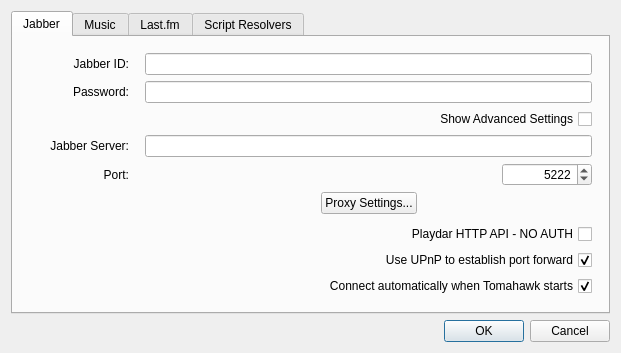
Qt form src/settingsdialog.ui (tomahawk-player/tomahawk) before a commit.
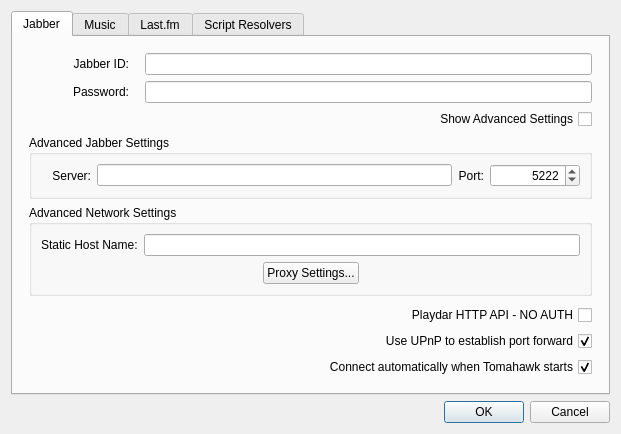
The same form after that commit. The open tabs and pages were chosen to show the change. Icons and pictures are not drawn.

Commit message: Add dynamic dns/static host name to settings UI

What changed in the file:
```diff
--- a/src/settingsdialog.ui
+++ b/src/settingsdialog.ui
@@ -7,7 +7,7 @@
     <x>0</x>
     <y>0</y>
     <width>621</width>
-    <height>353</height>
+    <height>434</height>
    </rect>
   </property>
   <property name="minimumSize">
@@ -22,6 +22,12 @@
   <layout class="QVBoxLayout" name="verticalLayout_2">
    <item>
     <widget class="QTabWidget" name="tabWidget">
+     <property name="sizePolicy">
+      <sizepolicy hsizetype="Expanding" vsizetype="Fixed">
+       <horstretch>0</horstretch>
+       <verstretch>0</verstretch>
+      </sizepolicy>
+     </property>
      <property name="currentIndex">
       <number>3</number>
      </property>
@@ -121,11 +127,23 @@
         </layout>
        </item>
        <item>
-        <layout class="QGridLayout" name="gridLayout_2">
-         <property name="horizontalSpacing">
-          <number>16</number>
+        <widget class="QGroupBox" name="groupBoxJabberAdvanced">
+         <property name="enabled">
+          <bool>true</bool>
          </property>
-         <item row="0" column="0">
+         <property name="sizePolicy">
+          <sizepolicy hsizetype="Expanding" vsizetype="Fixed">
+           <horstretch>0</horstretch>
+           <verstretch>0</verstretch>
+          </sizepolicy>
+         </property>
+         <property name="title">
+          <string>Advanced Jabber Settings</string>
+         </property>
+         <layout class="QHBoxLayout" name="horizontalLayout_5">
+          <item>
+           <layout class="QHBoxLayout" name="horizontalLayout_3">
+            <item>
           <widget class="QLabel" name="labelJabberServer">
            <property name="sizePolicy">
             <sizepolicy hsizetype="Preferred" vsizetype="Preferred">
@@ -135,12 +153,12 @@
            </property>
            <property name="minimumSize">
             <size>
-             <width>100</width>
+                <width>50</width>
              <height>0</height>
             </size>
            </property>
            <property name="text">
-            <string>Jabber Server:</string>
+               <string>Server:</string>
            </property>
            <property name="alignment">
             <set>Qt::AlignRight|Qt::AlignTrailing|Qt::AlignVCenter</set>
@@ -150,17 +168,17 @@
            </property>
           </widget>
          </item>
-         <item row="0" column="1">
+            <item>
           <widget class="QLineEdit" name="jabberServer">
            <property name="sizePolicy">
-            <sizepolicy hsizetype="Expanding" vsizetype="Minimum">
+               <sizepolicy hsizetype="Expanding" vsizetype="Fixed">
              <horstretch>0</horstretch>
              <verstretch>0</verstretch>
             </sizepolicy>
            </property>
           </widget>
          </item>
-         <item row="1" column="0">
+            <item>
           <widget class="QLabel" name="labelJabberPort">
            <property name="text">
             <string>Port:</string>
@@ -170,28 +188,10 @@
            </property>
           </widget>
          </item>
-         <item row="1" column="1">
-          <layout class="QHBoxLayout" name="horizontalLayout_3">
-           <item>
-            <spacer name="horizontalSpacer_2">
-             <property name="orientation">
-              <enum>Qt::Horizontal</enum>
-             </property>
-             <property name="sizeType">
-              <enum>QSizePolicy::MinimumExpanding</enum>
-             </property>
-             <property name="sizeHint" stdset="0">
-              <size>
-               <width>40</width>
-               <height>8</height>
-              </size>
-             </property>
-            </spacer>
-           </item>
            <item>
             <widget class="QSpinBox" name="jabberPort">
              <property name="sizePolicy">
-              <sizepolicy hsizetype="Fixed" vsizetype="Minimum">
+               <sizepolicy hsizetype="Fixed" vsizetype="Fixed">
                <horstretch>0</horstretch>
                <verstretch>0</verstretch>
               </sizepolicy>
@@ -224,8 +224,37 @@
            </item>
           </layout>
          </item>
-         <item row="2" column="1">
-          <layout class="QHBoxLayout" name="horizontalLayout_8">
+         </layout>
+        </widget>
+       </item>
+       <item>
+        <widget class="QGroupBox" name="groupBoxNetworkAdvanced">
+         <property name="sizePolicy">
+          <sizepolicy hsizetype="Preferred" vsizetype="Fixed">
+           <horstretch>0</horstretch>
+           <verstretch>0</verstretch>
+          </sizepolicy>
+         </property>
+         <property name="title">
+          <string>Advanced Network Settings</string>
+         </property>
+         <layout class="QVBoxLayout" name="verticalLayout_9">
+          <item>
+           <layout class="QHBoxLayout" name="staticHostNameHLayout">
+            <item>
+             <widget class="QLabel" name="staticHostNameLabel">
+              <property name="text">
+               <string>Static Host Name:</string>
+              </property>
+             </widget>
+            </item>
+            <item>
+             <widget class="QLineEdit" name="staticHostName"/>
+            </item>
+           </layout>
+          </item>
+          <item>
+           <layout class="QHBoxLayout" name="proxySettingsHLayout">
            <item>
             <spacer name="horizontalSpacer_4">
              <property name="orientation">
@@ -262,6 +291,7 @@
           </layout>
          </item>
         </layout>
+        </widget>
        </item>
        <item>
         <spacer name="verticalSpacer_2">
@@ -271,7 +301,7 @@
          <property name="sizeHint" stdset="0">
           <size>
            <width>20</width>
-           <height>73</height>
+           <height>40</height>
           </size>
          </property>
         </spacer>
```
Left out of the diff: 108 changed lines with no effect on the pictures. Lines whose indentation alone changed are shown as unchanged. The commit also changes 1 other file.
